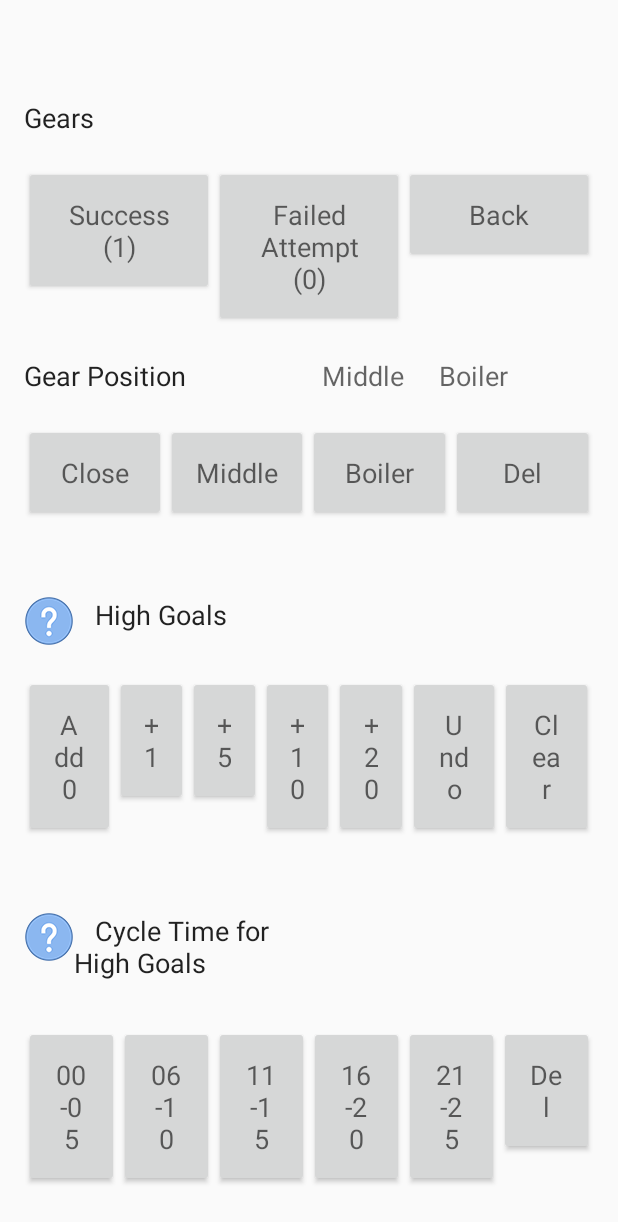
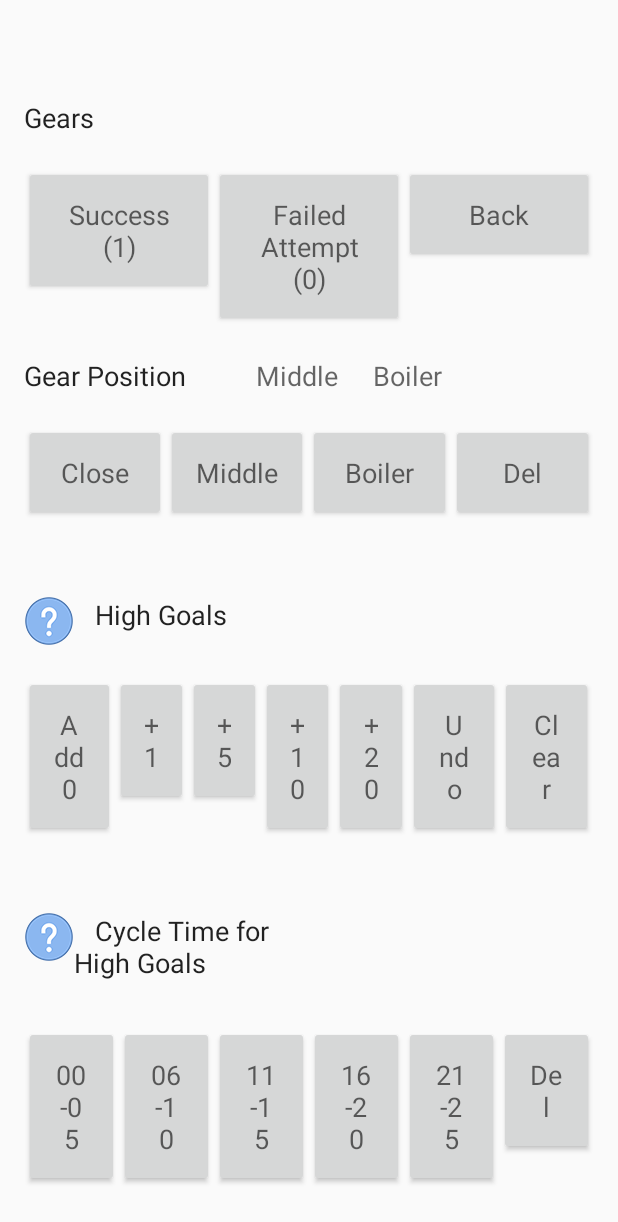
Before and after one commit to SaratogaMSET/ScoutingTakeThree-master, an Android app: the fragment Teleop shown on its own in the app's theme, after a tap on "Boiler", on a phone screen of 412 x 824 dp. Shown: the top 1222 px of the screen. Run offline under Robolectric (Android 15) with nearby library versions, the light colour scheme and no system bars; 1 other tap on this screen came first.

Commit message:
small changes

```diff
--- a/app/src/main/java/com/example/trishlapokharna/scoutingtakethree/Confirmation.java
+++ b/app/src/main/java/com/example/trishlapokharna/scoutingtakethree/Confirmation.java
@@ -201,8 +201,6 @@ public class Confirmation extends AppCompatActivity {
             writer.append("Scouter Name, " + Autonomous.scouterText.getText().toString() + "\n");
             writer.append("Cross Baseline, " + Autonomous.baselineButton.getText().toString() + "\n");
             writer.append("Starting Position, " + myRobo.getPosition().toString() + "\n");
-
-
             writer.append("Auto Gears, " + Autonomous.gearView.getText().toString() + "\n");
             writer.append("Auto Gear Pos, " + delSpaces(Autonomous.gearPos.getText().toString()) +  "\n");
 
--- a/app/src/main/res/layout/fragment_autonomous.xml
+++ b/app/src/main/res/layout/fragment_autonomous.xml
@@ -277,7 +277,7 @@
 
             <TextView
                 android:layout_width="0dp"
-                android:layout_weight=".5"
+                android:layout_weight=".8"
                 android:layout_height="wrap_content"
                 android:textAppearance="?android:attr/textAppearanceMedium"
                 android:id="@+id/gearCycleView"
--- a/app/src/main/res/layout/fragment_teleop.xml
+++ b/app/src/main/res/layout/fragment_teleop.xml
@@ -92,7 +92,7 @@
 
             <TextView
                 android:layout_width="0dp"
-                android:layout_weight=".5"
+                android:layout_weight=".8"
                 android:layout_height="wrap_content"
                 android:text=""
                 android:textAppearance="?android:attr/textAppearanceMedium"
@@ -170,7 +170,7 @@
 
             <TextView
                 android:layout_width="0dp"
-                android:layout_weight=".6"
+                android:layout_weight=".35"
                 android:layout_height="wrap_content"
                 android:textAppearance="?android:attr/textAppearanceMedium"
                 android:text=""
@@ -373,7 +373,7 @@
 
             <TextView
                 android:layout_width="0dp"
-                android:layout_weight=".6"
+                android:layout_weight=".35"
                 android:layout_height="wrap_content"
                 android:text=""
                 android:textAppearance="?android:attr/textAppearanceMedium"
```
Also changed, not shown: app/src/main/java/com/example/trishlapokharna/scoutingtakethree/PostMatch.java (+14 -4 lines).
